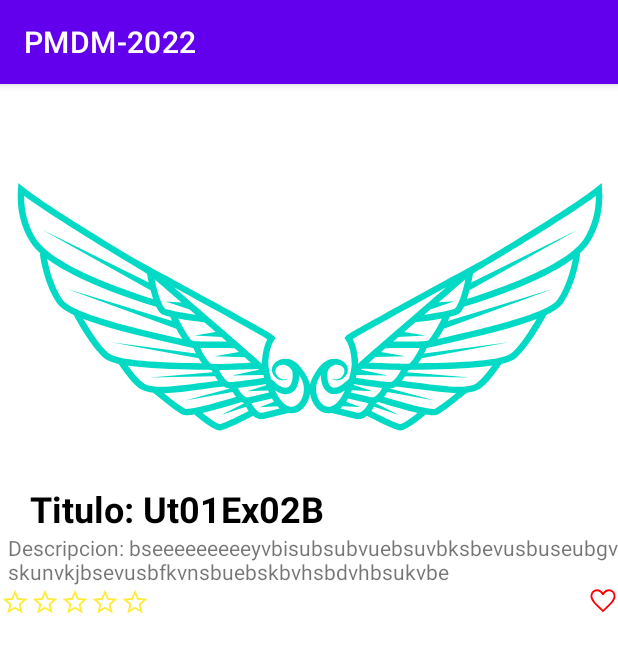
After one commit to Joelgh1/PMDM, an Android app: the Ut01Ex03bActivity screen opened directly, with no data from a screen before it, on a phone screen of 412 x 824 dp. The commit adds this screen. Shown: the top 653 px of the screen. Run offline under Robolectric (Android 15) with nearby library versions, the phone set to English and light mode, and no system bars.

Commit message:
Ut01Ex03 views practise with RelativeLayout

```diff
--- /dev/null
+++ b/app/src/main/java/com/joelgh/pmdm_2022/ut01/ex03/presentation/Ut01Ex03bActivity.kt
@@ -0,0 +1,12 @@
+package com.joelgh.pmdm_2022.ut01.ex03.presentation
+
+import androidx.appcompat.app.AppCompatActivity
+import android.os.Bundle
+import com.joelgh.pmdm_2022.R
+
+class Ut01Ex03bActivity : AppCompatActivity() {
+    override fun onCreate(savedInstanceState: Bundle?) {
+        super.onCreate(savedInstanceState)
+        setContentView(R.layout.activity_ut01_ex03b)
+    }
+}
--- /dev/null
+++ b/app/src/main/res/layout/activity_ut01_ex03b.xml
@@ -0,0 +1,90 @@
+<?xml version="1.0" encoding="utf-8"?>
+<RelativeLayout xmlns:android="http://schemas.android.com/apk/res/android"
+    xmlns:app="http://schemas.android.com/apk/res-auto"
+    xmlns:tools="http://schemas.android.com/tools"
+    android:layout_width="match_parent"
+    android:layout_height="match_parent"
+    tools:context=".ut01.ex03.presentation.Ut01Ex03bActivity">
+
+    <androidx.appcompat.widget.AppCompatImageView
+        android:id="@+id/main_img"
+        android:layout_width="match_parent"
+        android:scaleType="centerCrop"
+        android:tint="@color/teal_200"
+        android:layout_margin="@dimen/image_margin"
+        android:layout_height="@dimen/size_image"
+        app:srcCompat="@drawable/ic_wings"/>
+
+    <TextView
+        android:id="@+id/title"
+        android:paddingHorizontal="@dimen/title_padding"
+        android:textSize="@dimen/title_font_size"
+        android:textStyle="bold"
+        android:textColor="@color/black"
+        android:layout_width="match_parent"
+        android:layout_height="wrap_content"
+        android:text="@string/title_ex02b"
+        android:layout_below="@+id/main_img"/>
+
+    <TextView
+        android:id="@+id/description"
+        android:layout_marginStart="@dimen/image_margin"
+        android:layout_width="match_parent"
+        android:layout_height="wrap_content"
+        android:text="@string/description_ex02b"
+        android:layout_below="@+id/title"/>
+
+    <androidx.appcompat.widget.AppCompatImageView
+        android:id="@+id/star_1"
+        android:layout_width="@dimen/star_dimen"
+        android:layout_height="@dimen/star_dimen"
+        android:tint="@color/yellow"
+        app:srcCompat="@drawable/empty_star"
+        android:layout_below="@+id/description"/>
+
+    <androidx.appcompat.widget.AppCompatImageView
+        android:id="@+id/star_2"
+        android:layout_width="@dimen/star_dimen"
+        android:layout_height="@dimen/star_dimen"
+        android:tint="@color/yellow"
+        app:srcCompat="@drawable/empty_star"
+        android:layout_below="@+id/description"
+        android:layout_toEndOf="@+id/star_1"/>
+
+    <androidx.appcompat.widget.AppCompatImageView
+        android:id="@+id/star_3"
+        android:layout_width="@dimen/star_dimen"
+        android:layout_height="@dimen/star_dimen"
+        android:tint="@color/yellow"
+        app:srcCompat="@drawable/empty_star"
+        android:layout_below="@+id/description"
+        android:layout_toEndOf="@+id/star_2"/>
+
+    <androidx.appcompat.widget.AppCompatImageView
+        android:id="@+id/star_4"
+        android:layout_width="@dimen/star_dimen"
+        android:layout_height="@dimen/star_dimen"
+        android:tint="@color/yellow"
+        app:srcCompat="@drawable/empty_star"
+        android:layout_below="@+id/description"
+        android:layout_toEndOf="@+id/star_3"/>
+
+    <androidx.appcompat.widget.AppCompatImageView
+        android:id="@+id/star_5"
+        android:layout_width="@dimen/star_dimen"
+        android:layout_height="@dimen/star_dimen"
+        android:tint="@color/yellow"
+        app:srcCompat="@drawable/empty_star"
+        android:layout_below="@+id/description"
+        android:layout_toEndOf="@+id/star_4"/>
+
+    <androidx.appcompat.widget.AppCompatImageView
+        android:id="@+id/heart"
+        android:layout_width="@dimen/star_dimen"
+        android:layout_height="@dimen/star_dimen"
+        android:tint="@color/red"
+        android:src="@drawable/empty_heart"
+        android:layout_below="@id/description"
+        android:layout_alignEnd="@id/description"/>
+
+</RelativeLayout>
--- a/app/src/main/res/values/strings.xml
+++ b/app/src/main/res/values/strings.xml
@@ -5,4 +5,6 @@
     <string name="description_ex02b">Descripcion: bseeeeeeeeeyvbisubsubvuebsuvbksbevusbuseubgvskunvkjbsevusbfkvnsbuebskbvhsbdvhbsukvbe</string>
     <string name="date">30/09/2022</string>
     <string name="content">ajvbeusbusbvjsbvsuebvsukebvskujsjdjksbvsjbvhsebvhjsbvkshdbvhsdvhsdvdsgbhrnhsrhnrndssrahhtshshthrth</string>
+    <string name="ut01_ex03">PMDM</string>
+    <string name="ut01_ex03_text">Ut01Ex03</string>
 </resources>
```
Also changed, not shown: app/src/main/AndroidManifest.xml (+20 -15 lines), app/src/main/java/com/joelgh/pmdm_2022/ut01/ex03/presentation/Ut01Ex03Activity.kt (added, +12 -0 lines), app/src/main/res/layout/activity_ut01_ex03.xml (added, +67 -0 lines).
